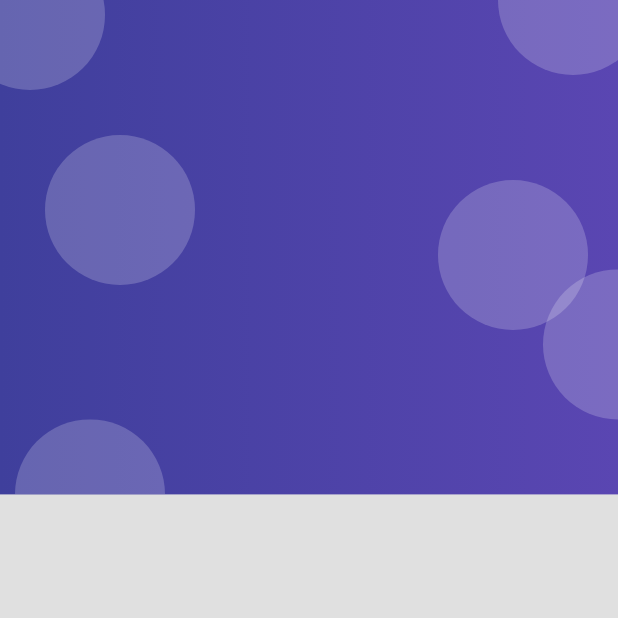
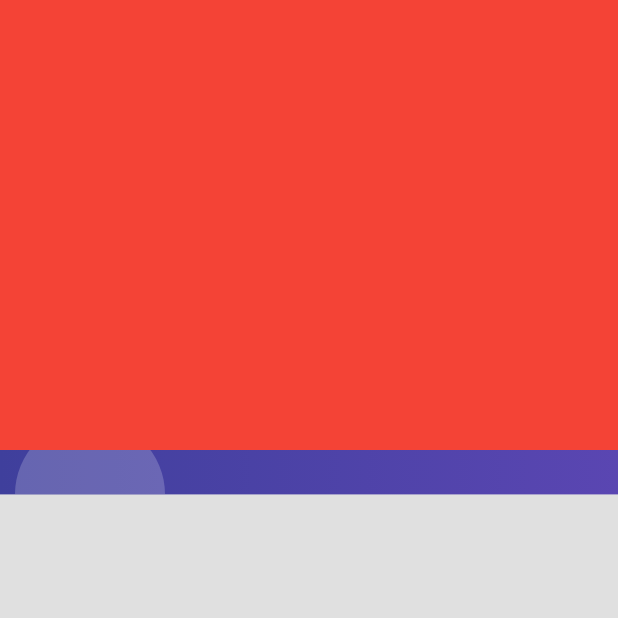
Before and after one commit to Roberthrjr/productos_app, a Flutter app: the screen it shows after launch, on a phone screen of 412 x 824 dp, the top half of it. Run offline on Flutter 3.47's test engine with Material 2 defaults, Android fonts, the phone set to English and light mode, and no system bars.

Commit message:
Icono Central y Widgets como argumentos

```diff
--- a/lib/screens/login_screen.dart
+++ b/lib/screens/login_screen.dart
@@ -2,12 +2,16 @@ import 'package:flutter/material.dart';
 import 'package:productos_app/widgets/widgets.dart';
 
 class LoginScreen extends StatelessWidget {
-  const LoginScreen({Key? key}) : super(key: key);
-
   @override
   Widget build(BuildContext context) {
-    return const Scaffold(
-      body: AuthBackground(),
+    return Scaffold(
+      body: AuthBackground(
+        child: Container(
+          width: double.infinity,
+          height: 300,
+          color: Colors.red,
+        ),
+      ),
     );
   }
 }
--- a/lib/widgets/auth_background.dart
+++ b/lib/widgets/auth_background.dart
@@ -1,18 +1,43 @@
 import 'package:flutter/material.dart';
 
 class AuthBackground extends StatelessWidget {
-  const AuthBackground({Key? key}) : super(key: key);
+  final Widget child;
+
+  const AuthBackground({Key? key, required this.child}) : super(key: key);
 
   @override
   Widget build(BuildContext context) {
-    return Container(
+    return SizedBox(
       // color: Colors.redAccent,
       width: double.infinity,
       height: double.infinity,
       child: Stack(
         children: [
           _PurpleBox(),
+          const _HeaderIcon(),
+          child,
         ],
+      ),
+    );
+  }
+}
+
+class _HeaderIcon extends StatelessWidget {
+  const _HeaderIcon({
+    Key? key,
+  }) : super(key: key);
+
+  @override
+  Widget build(BuildContext context) {
+    return SafeArea(
+      child: Container(
+        width: double.infinity,
+        margin: const EdgeInsets.only(top: 30),
+        child: const Icon(
+          Icons.person_pin,
+          color: Colors.white,
+          size: 100,
+        ),
       ),
     );
   }
@@ -82,7 +107,7 @@ class _Bubble extends StatelessWidget {
       height: 100,
       decoration: BoxDecoration(
         borderRadius: BorderRadius.circular(100),
-        color: Color.fromRGBO(255, 255, 255, 0.2),
+        color: const Color.fromRGBO(255, 255, 255, 0.2),
       ),
     );
   }
```
